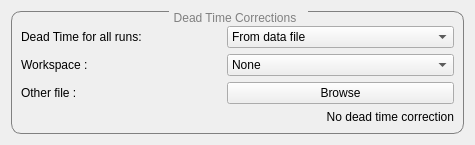
Qt form scripts/Muon/GUI/Common/corrections_tab_widget/dead_time_corrections_view.ui (mantidproject/mantid) before a commit.
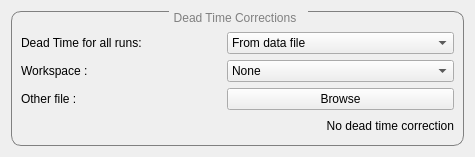
The same form after that commit.

Commit message: Refs #31816. Improve format of ui files.

What changed in the file:
```diff
--- a/scripts/Muon/GUI/Common/corrections_tab_widget/dead_time_corrections_view.ui
+++ b/scripts/Muon/GUI/Common/corrections_tab_widget/dead_time_corrections_view.ui
@@ -7,7 +7,7 @@
     <x>0</x>
     <y>0</y>
     <width>475</width>
-    <height>140</height>
+    <height>157</height>
    </rect>
   </property>
   <property name="windowTitle">
@@ -39,7 +39,7 @@
      </property>
      <layout class="QGridLayout" name="gridLayout_2">
       <property name="topMargin">
-       <number>14</number>
+       <number>20</number>
       </property>
       <item row="2" column="0">
        <widget class="QLabel" name="dead_time_workspace_label">
@@ -49,12 +49,6 @@
           <height>0</height>
          </size>
         </property>
-        <property name="maximumSize">
-         <size>
-          <width>200</width>
-          <height>16777215</height>
-         </size>
-        </property>
         <property name="text">
          <string>Workspace :</string>
         </property>
@@ -68,12 +62,6 @@
           <height>0</height>
          </size>
         </property>
-        <property name="maximumSize">
-         <size>
-          <width>200</width>
-          <height>16777215</height>
-         </size>
-        </property>
         <property name="text">
          <string>Other file :</string>
         </property>
@@ -87,12 +75,6 @@
           <height>0</height>
          </size>
         </property>
-        <property name="maximumSize">
-         <size>
-          <width>200</width>
-          <height>16777215</height>
-         </size>
-        </property>
         <property name="text">
          <string>Dead Time for all runs:</string>
         </property>
```
The commit also changes 2 other files.
